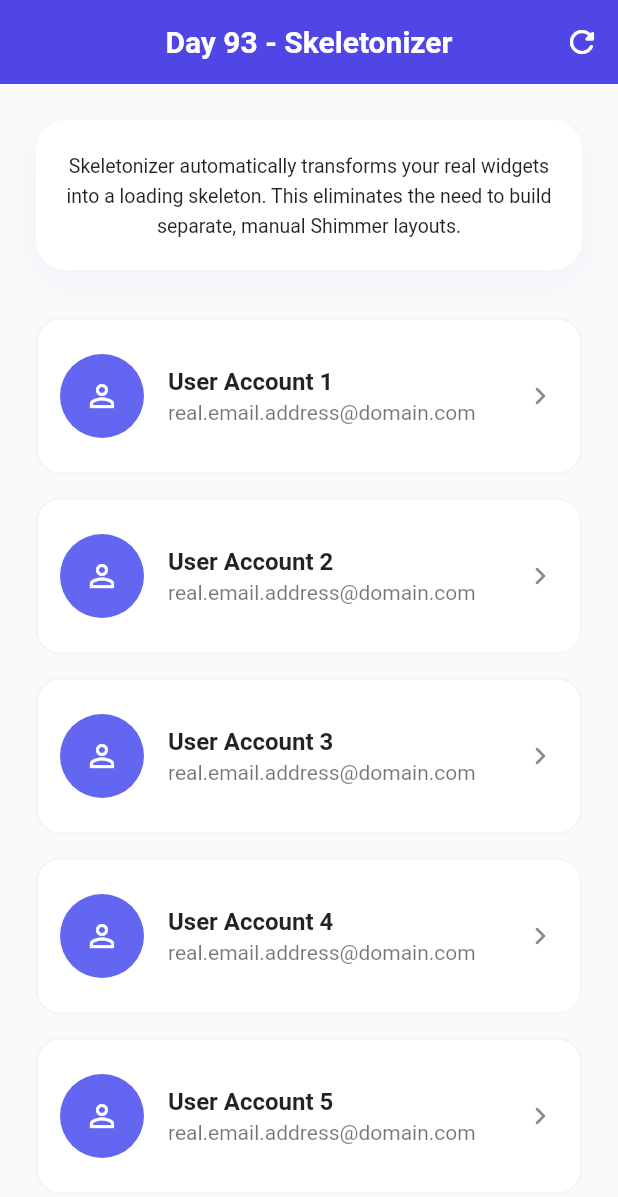
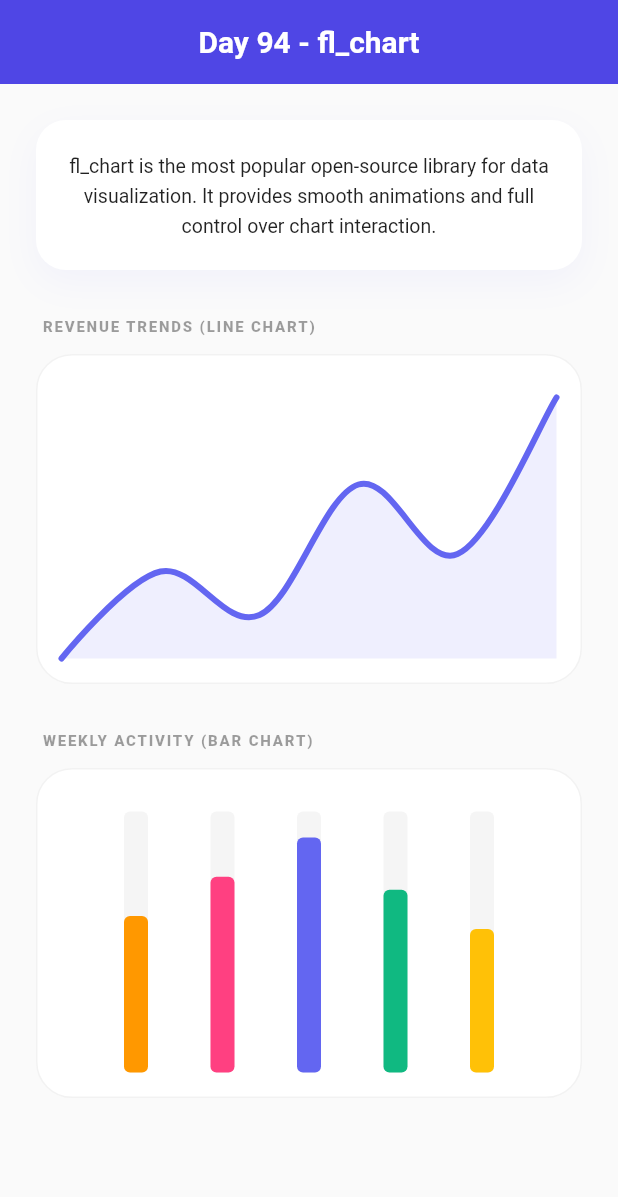
Before and after one commit to SheikhAman/package_of_the_day, a Flutter app: the screen it shows after launch, on a phone screen of 412 x 824 dp. Shown: the top 1197 px of the screen. Run offline on Flutter 3.47's test engine with Material 3 defaults, Android fonts, the phone set to English and light mode, and no system bars; drawn by our look-alikes of fl_chart, skeletonizer; our stand-ins replace animate_do, animated_text_kit, animated_toggle_switch, another_flushbar, audioplayers, avatar_glow and 68 more; missing offline and left inert: aurora, auto_size_text_plus, dart_web_scraper, day_night_switch, flutter_carousel_slider, flutter_settings_ui and 5 more.

Commit message:
fl_chart

```diff
--- /dev/null
+++ b/lib/features/day94_fl_chart/day94_fl_chart.dart
@@ -0,0 +1,177 @@
+import 'package:flutter/material.dart';
+import 'package:fl_chart/fl_chart.dart';
+
+const _accent = Color(0xFF6366F1); // Modern Indigo
+
+class Day94FlChart extends StatefulWidget {
+  const Day94FlChart({super.key});
+
+  @override
+  State<Day94FlChart> createState() => _Day94FlChartState();
+}
+
+class _Day94FlChartState extends State<Day94FlChart> {
+  @override
+  Widget build(BuildContext context) {
+    return Scaffold(
+      appBar: AppBar(
+        title: const Text(
+          'Day 94 - fl_chart',
+          style: TextStyle(fontWeight: FontWeight.w600),
+        ),
+        elevation: 0,
+      ),
+      body: SingleChildScrollView(
+        padding: const EdgeInsets.all(24),
+        child: Column(
+          crossAxisAlignment: CrossAxisAlignment.stretch,
+          children: [
+            // ── Info Card ──────────────────────────────────────────
+            Container(
+              padding: const EdgeInsets.all(20),
+              decoration: BoxDecoration(
+                color: Colors.white,
+                borderRadius: BorderRadius.circular(20),
+                boxShadow: [
+                  BoxShadow(
+                    color: _accent.withOpacity(0.06),
+                    blurRadius: 20,
+                    offset: const Offset(0, 8),
+                  ),
+                ],
+              ),
+              child: const Text(
+                'fl_chart is the most popular open-source library for data visualization. '
+                'It provides smooth animations and full control over chart interaction.',
+                textAlign: TextAlign.center,
+                style: TextStyle(
+                  fontSize: 13,
+                  height: 1.5,
+                  color: Colors.black87,
+                ),
+              ),
+            ),
+
+            const SizedBox(height: 32),
+
+            // ── Line Chart Section ────────────────────────────────
+            const _ChartLabel(text: 'REVENUE TRENDS (LINE CHART)'),
+            _ChartContainer(
+              child: LineChart(
+                LineChartData(
+                  gridData: const FlGridData(show: false),
+                  titlesData: const FlTitlesData(show: false),
+                  borderData: FlBorderData(show: false),
+                  lineBarsData: [
+                    LineChartBarData(
+                      spots: const [
+                        FlSpot(0, 3),
+                        FlSpot(2, 4),
+                        FlSpot(4, 3.5),
+                        FlSpot(6, 5),
+                        FlSpot(8, 4.2),
+                        FlSpot(10, 6),
+                      ],
+                      isCurved: true,
+                      color: _accent,
+                      barWidth: 4,
+                      isStrokeCapRound: true,
+                      dotData: const FlDotData(show: false),
+                      belowBarData: BarAreaData(
+                        show: true,
+                        color: _accent.withOpacity(0.1),
+                      ),
+                    ),
+                  ],
+                ),
+              ),
+            ),
+
+            const SizedBox(height: 32),
+
+            // ── Bar Chart Section ─────────────────────────────────
+            const _ChartLabel(text: 'WEEKLY ACTIVITY (BAR CHART)'),
+            _ChartContainer(
+              child: BarChart(
+                BarChartData(
+                  borderData: FlBorderData(show: false),
+                  titlesData: const FlTitlesData(show: false),
+                  gridData: const FlGridData(show: false),
+                  barGroups: [
+                    _makeGroupData(0, 12, Colors.orange),
+                    _makeGroupData(1, 15, Colors.pinkAccent),
+                    _makeGroupData(2, 18, _accent),
+                    _makeGroupData(3, 14, const Color(0xFF10B981)), // Emerald
+                    _makeGroupData(4, 11, Colors.amber),
+                  ],
+                ),
+              ),
+            ),
+          ],
+        ),
+      ),
+    );
+  }
+
+  /// Helper to create Bar Groups easily
+  BarChartGroupData _makeGroupData(int x, double y, Color color) {
+    return BarChartGroupData(
+      x: x,
+      barRods: [
+        BarChartRodData(
+          toY: y,
+          color: color,
+          width: 16,
+          borderRadius: BorderRadius.circular(4),
+          backDrawRodData: BackgroundBarChartRodData(
+            show: true,
+            toY: 20,
+            color: Colors.grey.withOpacity(0.1),
+          ),
+        ),
+      ],
+    );
+  }
+}
+
+/// Helper Label Widget
+class _ChartLabel extends StatelessWidget {
+  final String text;
+  const _ChartLabel({required this.text});
+
+  @override
+  Widget build(BuildContext context) {
+    return Padding(
+      padding: const EdgeInsets.only(left: 4, bottom: 12),
+      child: Text(
+        text,
+        style: const TextStyle(
+          fontSize: 10,
+          fontWeight: FontWeight.w800,
+          color: Colors.black38,
+          letterSpacing: 1.2,
+        ),
+      ),
+    );
+  }
+}
+
+/// Helper Chart Container
+class _ChartContainer extends StatelessWidget {
+  final Widget child;
+  const _ChartContainer({required this.child});
+
+  @override
+  Widget build(BuildContext context) {
+    return Container(
+      height: 220,
+      padding: const EdgeInsets.fromLTRB(16, 28, 16, 16),
+      decoration: BoxDecoration(
+        color: Colors.white,
+        borderRadius: BorderRadius.circular(24),
+        border: Border.all(color: Colors.black.withValues(alpha: 0.05)),
+      ),
+      child: child,
+    );
+  }
+}
--- a/lib/features/routes.dart
+++ b/lib/features/routes.dart
@@ -91,3 +91,4 @@ export 'day90_animate_do/day90_animate_do.dart';
 export 'day91_animated_toggle_switch/day91_animated_toggle_switch.dart';
 export 'day92_routemaster/day92_routemaster.dart';
 export 'day93_skeletonizer/day93_skeletonizer.dart';
+export 'day94_fl_chart/day94_fl_chart.dart';
--- a/lib/main.dart
+++ b/lib/main.dart
@@ -1,6 +1,7 @@
 import 'package:flutter/material.dart';
 import 'package:package_of_the_day/features/day81_custom_rating_bar/day81_custom_rating_bar.dart';
 import 'package:package_of_the_day/features/day92_routemaster/day92_routemaster.dart';
+import 'package:package_of_the_day/features/day94_fl_chart/day94_fl_chart.dart';
 import 'features/routes.dart';
 
 void main() {
@@ -123,7 +124,8 @@ class MyApp extends StatelessWidget {
       // home: const Day90AnimateDo(),
       // home: const Day91AnimatedToggleSwitch(),
       // home: const Day92Routemaster(),
-      home: const Day93Skeletonizer(),
+      // home: const Day93Skeletonizer(),
+      home: const Day94FlChart(),
     );
   }
 }
--- a/pubspec.yaml
+++ b/pubspec.yaml
@@ -294,6 +294,9 @@ dependencies:
   # For automatic skeleton loading states from existing widgets
   skeletonizer: ^2.1.3
 
+  # For highly customizable and interactive open-source charts
+  fl_chart: ^0.70.2
+
 
 
 
```
Also changed, not shown: pubspec.lock, 1 other file.
